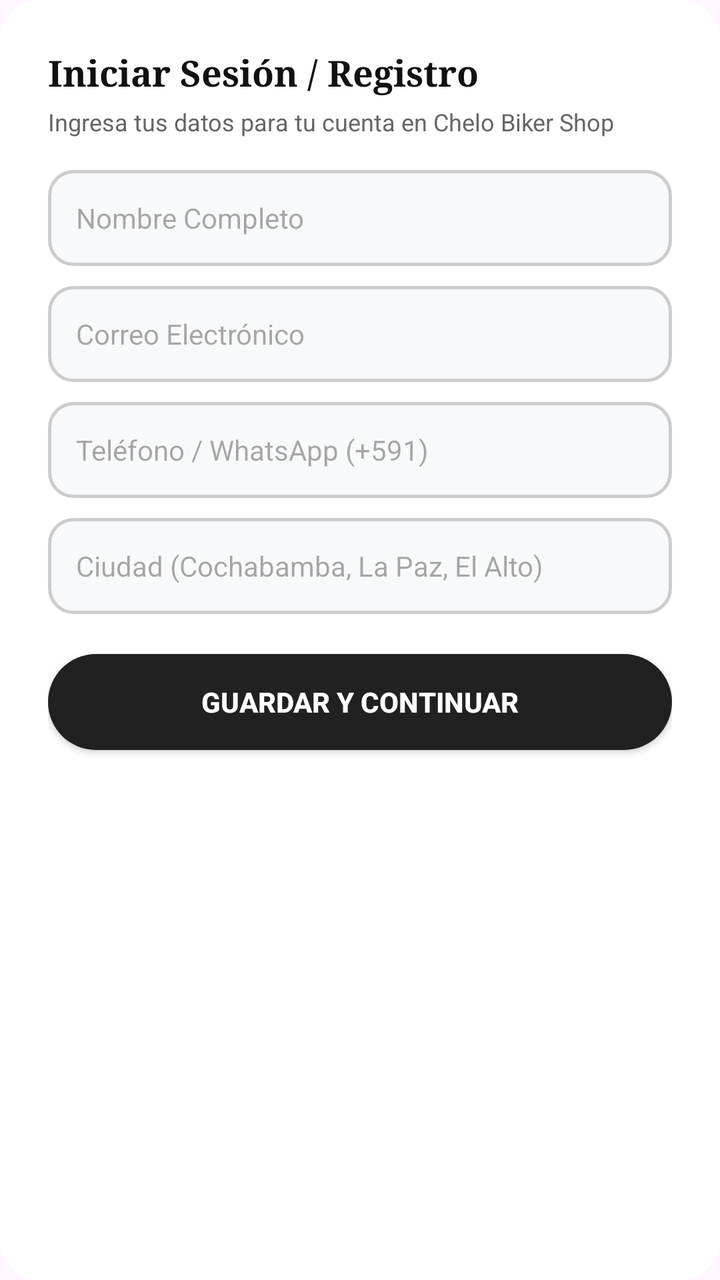
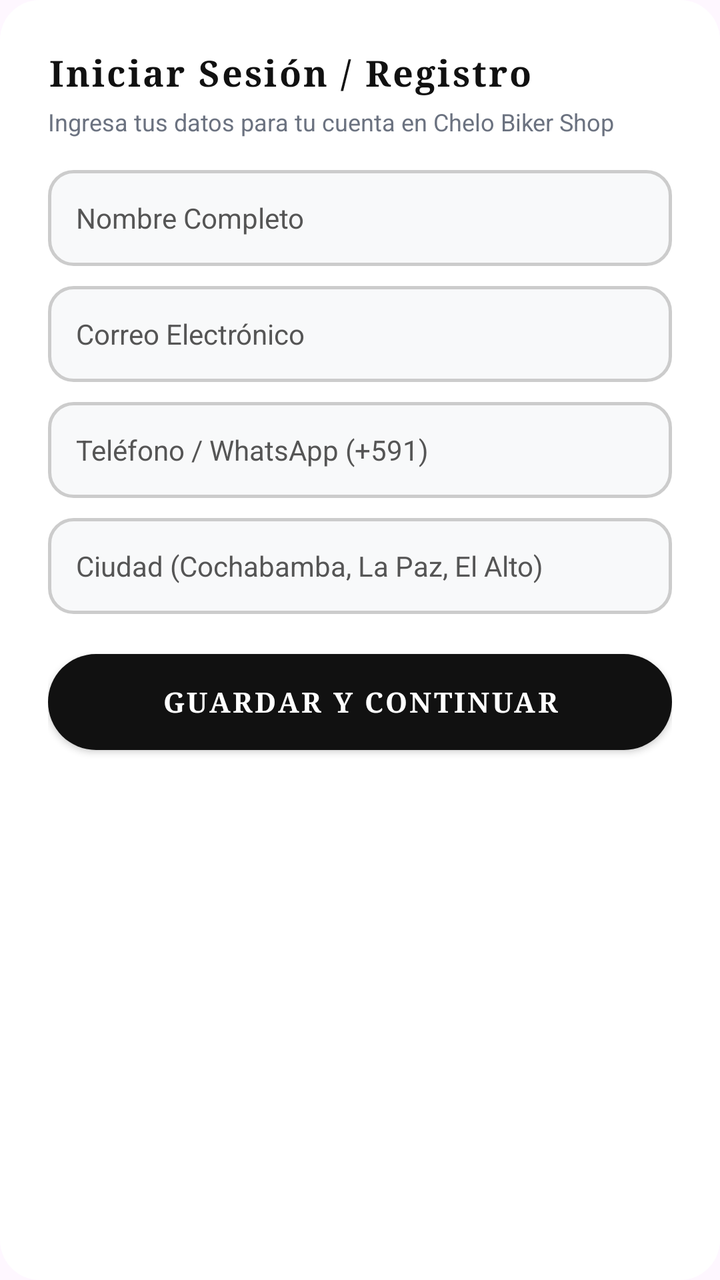

Before-and-after screenshots of an Android layout around one commit, followed by the original layout XML and the change that was made.
<!-- AndroidManifest.xml: application theme Theme.MiAPPBiker -->
<!-- res/layout/dialog_login.xml -->
<?xml version="1.0" encoding="utf-8"?>
<LinearLayout xmlns:android="http://schemas.android.com/apk/res/android"
    android:layout_width="match_parent"
    android:layout_height="wrap_content"
    android:background="@drawable/bg_rounded_card"
    android:orientation="vertical"
    android:padding="24dp">

    <TextView
        android:id="@+id/tv_dialog_title"
        android:layout_width="wrap_content"
        android:layout_height="wrap_content"
        android:fontFamily="serif"
        android:text="Iniciar Sesión / Registro"
        android:textColor="#111111"
        android:textSize="18sp"
        android:textStyle="bold" />

    <TextView
        android:layout_width="wrap_content"
        android:layout_height="wrap_content"
        android:layout_marginTop="4dp"
        android:text="Ingresa tus datos para tu cuenta en Chelo Biker Shop"
        android:textColor="#666666"
        android:textSize="12sp" />

    <EditText
        android:id="@+id/et_login_name"
        android:layout_width="match_parent"
        android:layout_height="48dp"
        android:layout_marginTop="16dp"
        android:background="@drawable/bg_edit_text"
        android:hint="Nombre Completo"
        android:inputType="textPersonName"
        android:paddingHorizontal="14dp"
        android:textSize="14sp" />

    <EditText
        android:id="@+id/et_login_email"
        android:layout_width="match_parent"
        android:layout_height="48dp"
        android:layout_marginTop="10dp"
        android:background="@drawable/bg_edit_text"
        android:hint="Correo Electrónico"
        android:inputType="textEmailAddress"
        android:paddingHorizontal="14dp"
        android:textSize="14sp" />

    <EditText
        android:id="@+id/et_login_phone"
        android:layout_width="match_parent"
        android:layout_height="48dp"
        android:layout_marginTop="10dp"
        android:background="@drawable/bg_edit_text"
        android:hint="Teléfono / WhatsApp (+591)"
        android:inputType="phone"
        android:paddingHorizontal="14dp"
        android:textSize="14sp" />

    <EditText
        android:id="@+id/et_login_city"
        android:layout_width="match_parent"
        android:layout_height="48dp"
        android:layout_marginTop="10dp"
        android:background="@drawable/bg_edit_text"
        android:hint="Ciudad (Cochabamba, La Paz, El Alto)"
        android:inputType="text"
        android:paddingHorizontal="14dp"
        android:textSize="14sp" />

    <androidx.appcompat.widget.AppCompatButton
        android:id="@+id/btn_dialog_submit"
        android:layout_width="match_parent"
        android:layout_height="48dp"
        android:layout_marginTop="20dp"
        android:background="@drawable/bg_pill_btn"
        android:backgroundTint="#212121"
        android:text="Guardar y Continuar"
        android:textColor="#FFFFFF"
        android:textSize="14sp"
        android:textStyle="bold" />

</LinearLayout>
<!-- resources referenced by this layout -->
<resources>
  <!-- drawable bg_edit_text (drawable) -->
  <?xml version="1.0" encoding="utf-8"?>
  <shape xmlns:android="http://schemas.android.com/apk/res/android"
      android:shape="rectangle">
      <solid android:color="#F8F9FA" />
      <stroke android:width="1.5dp" android:color="#CCCCCC" />
      <corners android:radius="12dp" />
  </shape>
  <!-- drawable bg_pill_btn (drawable) -->
  <?xml version="1.0" encoding="utf-8"?>
  <ripple xmlns:android="http://schemas.android.com/apk/res/android"
      android:color="#BDBDBD">
      <item>
          <shape android:shape="rectangle">
              <solid android:color="#CCCCCC" />
              <corners android:radius="24dp" />
          </shape>
      </item>
  </ripple>
  <!-- drawable bg_rounded_card (drawable) -->
  <?xml version="1.0" encoding="utf-8"?>
  <shape xmlns:android="http://schemas.android.com/apk/res/android"
      android:shape="rectangle">
      <solid android:color="#FFFFFF" />
      <corners android:radius="20dp" />
  </shape>
  <style name="Theme.MiAPPBiker" parent="Base.Theme.MiAPPBiker" />
  <style name="Base.Theme.MiAPPBiker" parent="Theme.Material3.DayNight.NoActionBar">
          
          
      </style>
</resources>

<!-- the commit's change to res/layout/dialog_login.xml (unified diff, before → after) -->
@@ -8,76 +8,62 @@
 
     <TextView
         android:id="@+id/tv_dialog_title"
+        style="@style/TextoTituloVintage"
         android:layout_width="wrap_content"
         android:layout_height="wrap_content"
-        android:fontFamily="serif"
         android:text="Iniciar Sesión / Registro"
-        android:textColor="#111111"
-        android:textSize="18sp"
-        android:textStyle="bold" />
+        android:textSize="18sp" />
 
     <TextView
+        style="@style/TextoSecundario"
         android:layout_width="wrap_content"
         android:layout_height="wrap_content"
         android:layout_marginTop="4dp"
         android:text="Ingresa tus datos para tu cuenta en Chelo Biker Shop"
-        android:textColor="#666666"
         android:textSize="12sp" />
 
     <EditText
         android:id="@+id/et_login_name"
-        android:layout_width="match_parent"
+        style="@style/CampoTextoFormulario"
         android:layout_height="48dp"
         android:layout_marginTop="16dp"
-        android:background="@drawable/bg_edit_text"
         android:hint="Nombre Completo"
         android:inputType="textPersonName"
-        android:paddingHorizontal="14dp"
         android:textSize="14sp" />
 
     <EditText
         android:id="@+id/et_login_email"
-        android:layout_width="match_parent"
+        style="@style/CampoTextoFormulario"
         android:layout_height="48dp"
         android:layout_marginTop="10dp"
-        android:background="@drawable/bg_edit_text"
         android:hint="Correo Electrónico"
         android:inputType="textEmailAddress"
-        android:paddingHorizontal="14dp"
         android:textSize="14sp" />
 
     <EditText
         android:id="@+id/et_login_phone"
-        android:layout_width="match_parent"
+        style="@style/CampoTextoFormulario"
         android:layout_height="48dp"
         android:layout_marginTop="10dp"
-        android:background="@drawable/bg_edit_text"
         android:hint="Teléfono / WhatsApp (+591)"
         android:inputType="phone"
-        android:paddingHorizontal="14dp"
         android:textSize="14sp" />
 
     <EditText
         android:id="@+id/et_login_city"
-        android:layout_width="match_parent"
+        style="@style/CampoTextoFormulario"
         android:layout_height="48dp"
         android:layout_marginTop="10dp"
-        android:background="@drawable/bg_edit_text"
         android:hint="Ciudad (Cochabamba, La Paz, El Alto)"
         android:inputType="text"
-        android:paddingHorizontal="14dp"
         android:textSize="14sp" />
 
     <androidx.appcompat.widget.AppCompatButton
         android:id="@+id/btn_dialog_submit"
-        android:layout_width="match_parent"
+        style="@style/BotonPrimario"
         android:layout_height="48dp"
         android:layout_marginTop="20dp"
-        android:background="@drawable/bg_pill_btn"
-        android:backgroundTint="#212121"
         android:text="Guardar y Continuar"
-        android:textColor="#FFFFFF"
-        android:textSize="14sp"
-        android:textStyle="bold" />
+        android:textSize="14sp" />
 
 </LinearLayout>
<!-- resource entries referenced after the edit -->
@@ -8,6 +8,8 @@
       <stroke android:width="1.5dp" android:color="#CCCCCC" />
       <corners android:radius="12dp" />
   </shape>
+  <color name="biker_gray_hint">#555555</color>
+  <color name="biker_gray_text">#6B7280</color>
   <!-- drawable bg_pill_btn (drawable) -->
   <?xml version="1.0" encoding="utf-8"?>
   <ripple xmlns:android="http://schemas.android.com/apk/res/android"
@@ -19,6 +21,8 @@
           </shape>
       </item>
   </ripple>
+  <color name="biker_black">#111111</color>
+  <color name="white">#FFFFFFFF</color>
   <!-- drawable bg_rounded_card (drawable) -->
   <?xml version="1.0" encoding="utf-8"?>
   <shape xmlns:android="http://schemas.android.com/apk/res/android"
@@ -26,6 +30,38 @@
       <solid android:color="#FFFFFF" />
       <corners android:radius="20dp" />
   </shape>
+  <style name="BotonPrimario" parent="Widget.AppCompat.Button">
+          <item name="android:layout_width">match_parent</item>
+          <item name="android:layout_height">50dp</item>
+          <item name="android:background">@drawable/bg_pill_btn</item>
+          <item name="android:backgroundTint">@color/biker_black</item>
+          <item name="android:fontFamily">serif</item>
+          <item name="android:textColor">@color/white</item>
+          <item name="android:textSize">13.5sp</item>
+          <item name="android:textStyle">bold</item>
+          <item name="android:letterSpacing">0.08</item>
+          <item name="android:elevation">4dp</item>
+      </style>
+  <style name="CampoTextoFormulario">
+          <item name="android:layout_width">match_parent</item>
+          <item name="android:layout_height">44dp</item>
+          <item name="android:background">@drawable/bg_edit_text</item>
+          <item name="android:paddingHorizontal">14dp</item>
+          <item name="android:textColor">@color/biker_black</item>
+          <item name="android:textColorHint">@color/biker_gray_hint</item>
+          <item name="android:textSize">13sp</item>
+      </style>
+  <style name="TextoSecundario">
+          <item name="android:textColor">@color/biker_gray_text</item>
+          <item name="android:textSize">11sp</item>
+      </style>
+  <style name="TextoTituloVintage">
+          <item name="android:fontFamily">serif</item>
+          <item name="android:textColor">@color/biker_black</item>
+          <item name="android:textSize">20sp</item>
+          <item name="android:textStyle">bold</item>
+          <item name="android:letterSpacing">0.06</item>
+      </style>
   <style name="Theme.MiAPPBiker" parent="Base.Theme.MiAPPBiker" />
   <style name="Base.Theme.MiAPPBiker" parent="Theme.Material3.DayNight.NoActionBar">
           
